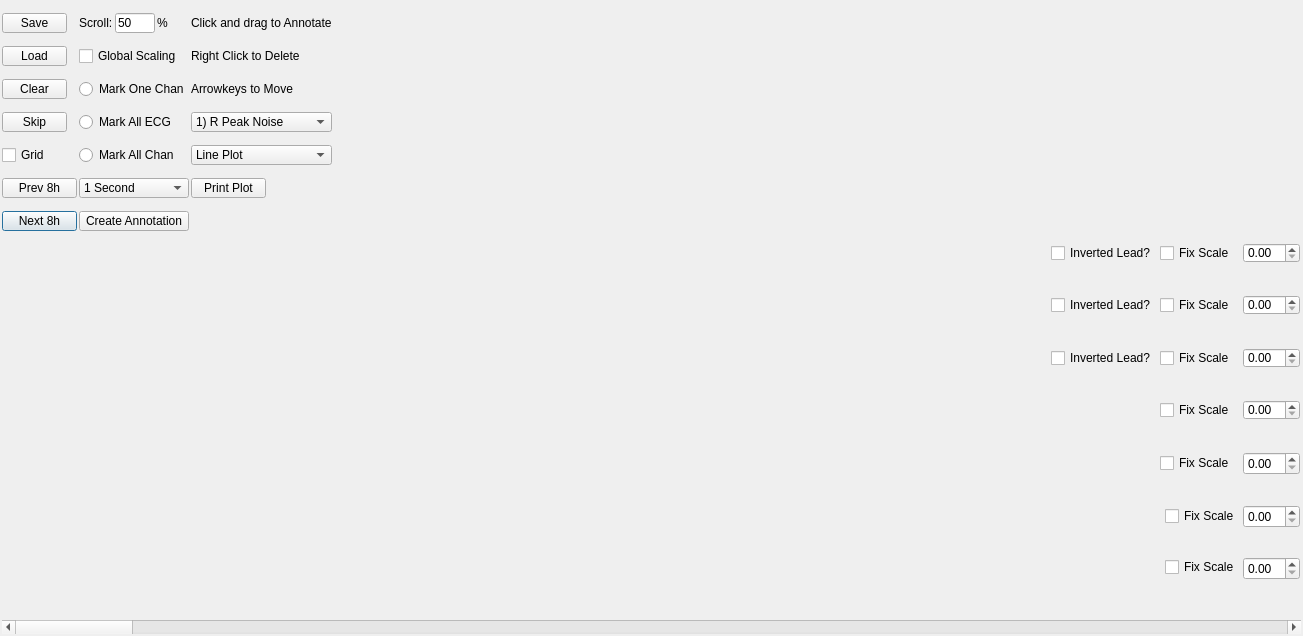
This is source/qtvi/noise_marking_gui.ui in MiraWelner/QTVI as Qt 5 draws it before an edit. The edited form follows.
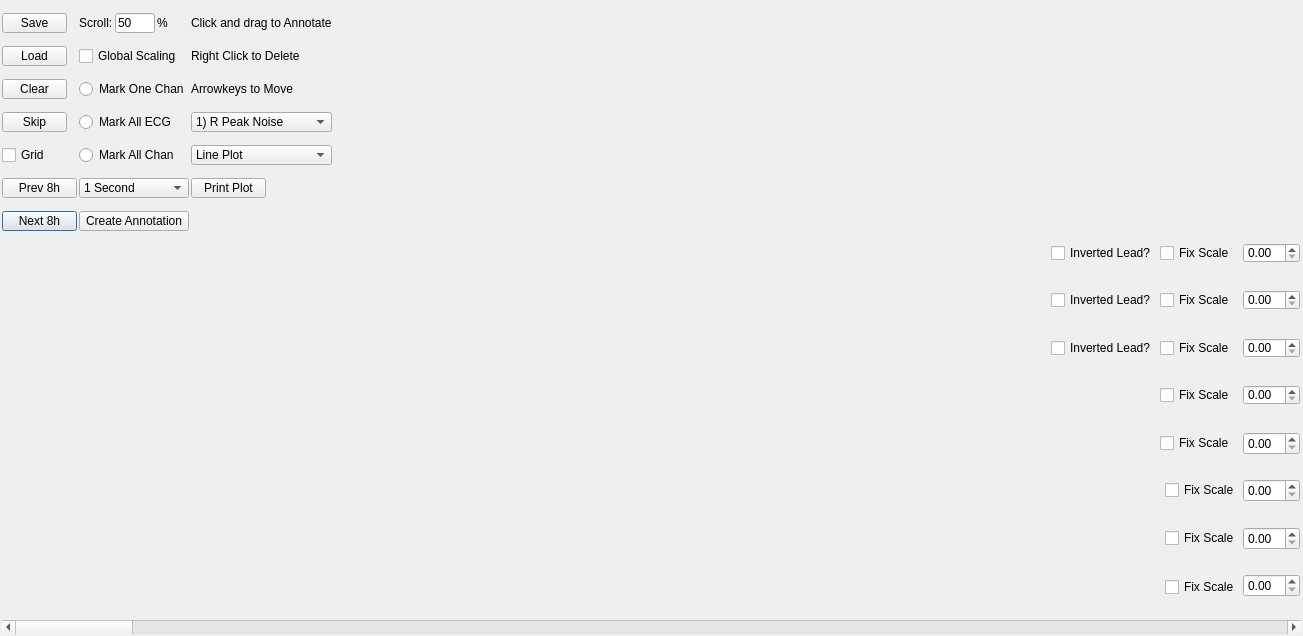
This is the edited form. Custom widgets are drawn as their Qt base class.

Commit message: split ppg/accel plot and reparied fixed scale

Diff of the .ui file:
```diff
--- a/source/qtvi/noise_marking_gui.ui
+++ b/source/qtvi/noise_marking_gui.ui
@@ -540,7 +540,7 @@
     </layout>
    </item>
    <item>
-    <layout class="QVBoxLayout" name="main_plots" stretch="1,1,1,1,1,1,0,0">
+    <layout class="QVBoxLayout" name="main_plots" stretch="1,1,1,1,1,1,1,1,0">
      <property name="spacing">
       <number>0</number>
      </property>
@@ -761,43 +761,7 @@
         <property name="verticalSpacing">
          <number>0</number>
         </property>
-        <item row="0" column="0">
-         <spacer name="horizontalSpacer_3">
-          <property name="orientation">
-           <enum>Qt::Orientation::Horizontal</enum>
-          </property>
-          <property name="sizeHint" stdset="0">
-           <size>
-            <width>1205</width>
-            <height>20</height>
-           </size>
-          </property>
-         </spacer>
-        </item>
-        <item row="0" column="1">
-         <widget class="QCheckBox" name="ecg_3_reverse">
-          <property name="text">
-           <string>Inverted Lead?</string>
-          </property>
-         </widget>
-        </item>
-        <item row="0" column="2">
-         <widget class="QCheckBox" name="ecg_3_check">
-          <property name="minimumSize">
-           <size>
-            <width>80</width>
-            <height>10</height>
-           </size>
-          </property>
-          <property name="focusPolicy">
-           <enum>Qt::FocusPolicy::NoFocus</enum>
-          </property>
-          <property name="text">
-           <string>Fix Scale</string>
-          </property>
-         </widget>
-        </item>
-        <item row="0" column="3">
+        <item row="0" column="4">
          <widget class="QDoubleSpinBox" name="ecg_3_gain">
           <property name="minimumSize">
            <size>
@@ -807,7 +771,20 @@
           </property>
          </widget>
         </item>
-        <item row="1" column="1">
+        <item row="0" column="0">
+         <spacer name="horizontalSpacer_3">
+          <property name="orientation">
+           <enum>Qt::Orientation::Horizontal</enum>
+          </property>
+          <property name="sizeHint" stdset="0">
+           <size>
+            <width>1205</width>
+            <height>20</height>
+           </size>
+          </property>
+         </spacer>
+        </item>
+        <item row="1" column="2">
          <spacer name="verticalSpacer_3">
           <property name="orientation">
            <enum>Qt::Orientation::Vertical</enum>
@@ -820,6 +797,29 @@
           </property>
          </spacer>
         </item>
+        <item row="0" column="2">
+         <widget class="QCheckBox" name="ecg_3_reverse">
+          <property name="text">
+           <string>Inverted Lead?</string>
+          </property>
+         </widget>
+        </item>
+        <item row="0" column="3">
+         <widget class="QCheckBox" name="ecg_3_check">
+          <property name="minimumSize">
+           <size>
+            <width>80</width>
+            <height>10</height>
+           </size>
+          </property>
+          <property name="focusPolicy">
+           <enum>Qt::FocusPolicy::NoFocus</enum>
+          </property>
+          <property name="text">
+           <string>Fix Scale</string>
+          </property>
+         </widget>
+        </item>
        </layout>
       </widget>
      </item>
@@ -853,7 +853,17 @@
         <property name="verticalSpacing">
          <number>0</number>
         </property>
-        <item row="0" column="0">
+        <item row="2" column="2">
+         <widget class="QDoubleSpinBox" name="ppg_gain">
+          <property name="minimumSize">
+           <size>
+            <width>0</width>
+            <height>10</height>
+           </size>
+          </property>
+         </widget>
+        </item>
+        <item row="2" column="0">
          <spacer name="horizontalSpacer_4">
           <property name="orientation">
            <enum>Qt::Orientation::Horizontal</enum>
@@ -866,7 +876,7 @@
           </property>
          </spacer>
         </item>
-        <item row="0" column="1">
+        <item row="2" column="1">
          <widget class="QCheckBox" name="ppg_check">
           <property name="minimumSize">
            <size>
@@ -882,17 +892,7 @@
           </property>
          </widget>
         </item>
-        <item row="0" column="2">
-         <widget class="QDoubleSpinBox" name="ppg_gain">
-          <property name="minimumSize">
-           <size>
-            <width>0</width>
-            <height>10</height>
-           </size>
-          </property>
-         </widget>
-        </item>
-        <item row="1" column="1">
+        <item row="3" column="1">
          <spacer name="verticalSpacer_4">
           <property name="orientation">
            <enum>Qt::Orientation::Vertical</enum>
@@ -1073,7 +1073,14 @@
         <property name="verticalSpacing">
          <number>0</number>
         </property>
-        <item row="0" column="0" rowspan="3">
+        <item row="0" column="1">
+         <widget class="QCheckBox" name="art_pulm_check">
+          <property name="text">
+           <string>Fix Scale</string>
+          </property>
+         </widget>
+        </item>
+        <item row="0" column="0">
          <spacer name="horizontalSpacer_7">
           <property name="orientation">
            <enum>Qt::Orientation::Horizontal</enum>
@@ -1086,17 +1093,10 @@
           </property>
          </spacer>
         </item>
-        <item row="0" column="2" rowspan="3">
+        <item row="0" column="3">
          <widget class="QDoubleSpinBox" name="art_pulm_gain"/>
         </item>
-        <item row="0" column="1">
-         <widget class="QCheckBox" name="art_pulm_check">
-          <property name="text">
-           <string>Fix Scale</string>
-          </property>
-         </widget>
-        </item>
-        <item row="3" column="2">
+        <item row="1" column="1">
          <spacer name="verticalSpacer_7">
           <property name="orientation">
            <enum>Qt::Orientation::Vertical</enum>
@@ -1112,6 +1112,66 @@
        </layout>
       </widget>
      </item>
+     <item>
+      <widget class="QChartView" name="accel_axis" native="true">
+       <layout class="QGridLayout" name="gridLayout_8">
+        <property name="leftMargin">
+         <number>0</number>
+        </property>
+        <property name="topMargin">
+         <number>1</number>
+        </property>
+        <property name="rightMargin">
+         <number>1</number>
+        </property>
+        <property name="bottomMargin">
+         <number>0</number>
+        </property>
+        <property name="horizontalSpacing">
+         <number>3</number>
+        </property>
+        <property name="verticalSpacing">
+         <number>0</number>
+        </property>
+        <item row="1" column="0">
+         <spacer name="horizontalSpacer_8">
+          <property name="orientation">
+           <enum>Qt::Orientation::Horizontal</enum>
+          </property>
+          <property name="sizeHint" stdset="0">
+           <size>
+            <width>1148</width>
+            <height>20</height>
+           </size>
+          </property>
+         </spacer>
+        </item>
+        <item row="0" column="2" rowspan="2">
+         <widget class="QDoubleSpinBox" name="accel_gain"/>
+        </item>
+        <item row="1" column="1">
+         <widget class="QCheckBox" name="accel_check">
+          <property name="text">
+           <string>Fix Scale</string>
+          </property>
+         </widget>
+        </item>
+        <item row="2" column="1">
+         <spacer name="verticalSpacer_8">
+          <property name="orientation">
+           <enum>Qt::Orientation::Vertical</enum>
+          </property>
+          <property name="sizeHint" stdset="0">
+           <size>
+            <width>20</width>
+            <height>40</height>
+           </size>
+          </property>
+         </spacer>
+        </item>
+       </layout>
+      </widget>
+     </item>
      <item>
       <widget class="QScrollBar" name="chunk_scrollbar">
        <property name="orientation">
```
Left out of the diff: 148 changed lines with no effect on the pictures. The commit also changes 8 other files.
